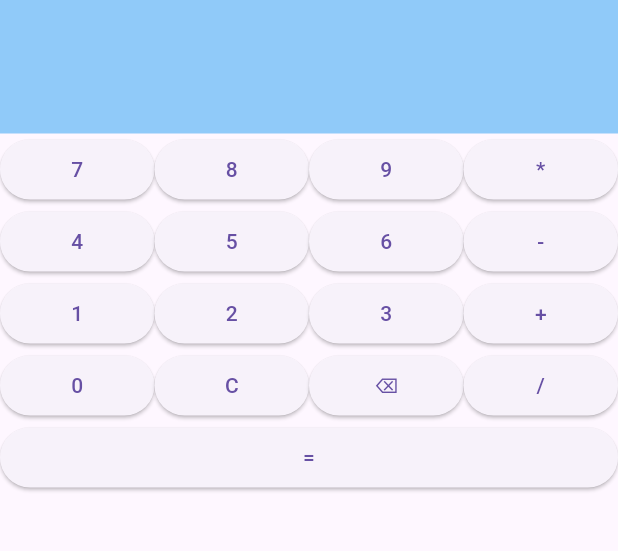
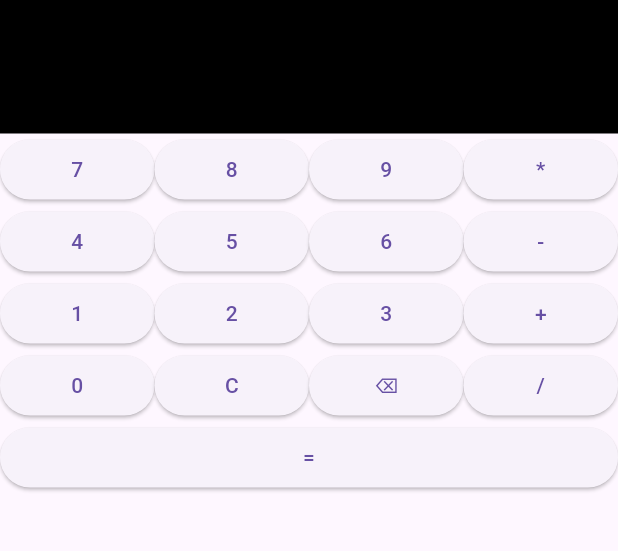
Before and after one commit to GZaguini/Projetos, a Flutter app: the screen it shows after launch, on a phone screen of 412 x 824 dp, the part 84-635 px from its top. Run offline on Flutter 3.47's test engine with Material 3 defaults, Android fonts, the phone set to English and light mode, and no system bars.

Commit message:
Adicionando cores no projeto

```diff
--- a/calculadora/lib/main.dart
+++ b/calculadora/lib/main.dart
@@ -48,9 +48,11 @@ class _MyAppState extends State<MyApp> {
             Container(
               width: double.infinity,
               padding: const EdgeInsets.all(16),
-              color: Colors.blue[200],
-              child: Text(visor, textAlign: TextAlign.end , style: const TextStyle(fontSize: 40) ),
-            ),
+              color: Colors.black,
+              child: Text(visor, textAlign: TextAlign.end , style: const TextStyle(fontSize: 40 , color: Colors.white)
+              ),
+              ),
+
             Row(
               children: [
                 Expanded(
```
